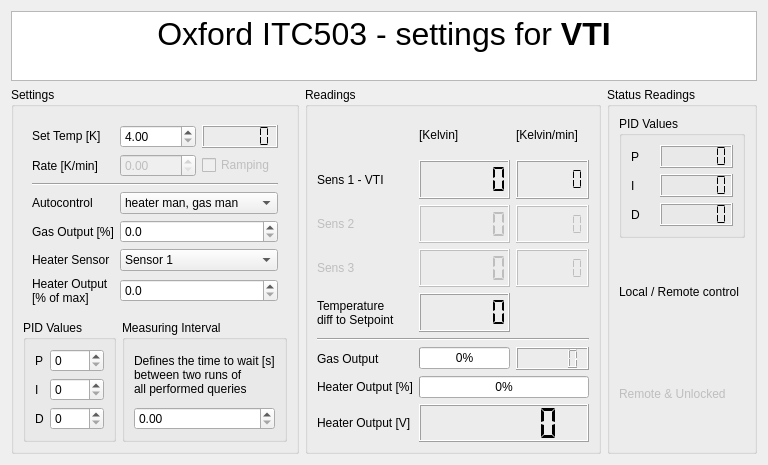
The window that Oxford/ITC_control.ui (Cryostat-GUI/Cryostat-GUI) describes before a commit, drawn with Qt 5.
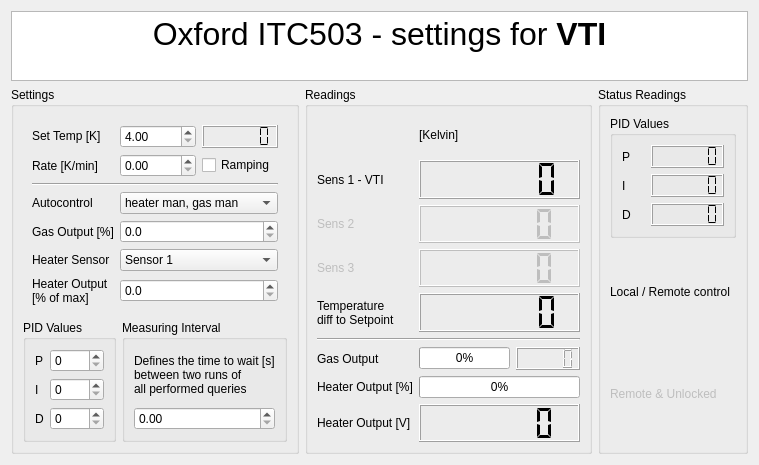
The same window after the commit.

Commit message: removing deprecated GUI elements ITC

What changed in the file:
```diff
--- a/Oxford/ITC_control.ui
+++ b/Oxford/ITC_control.ui
@@ -68,26 +68,6 @@
         </property>
        </widget>
       </item>
-      <item row="4" column="1">
-       <widget class="QLCDNumber" name="lcdTemp_err">
-        <property name="digitCount">
-         <number>6</number>
-        </property>
-        <property name="segmentStyle">
-         <enum>QLCDNumber::Flat</enum>
-        </property>
-       </widget>
-      </item>
-      <item row="1" column="2">
-       <widget class="QLCDNumber" name="lcdTemp_sens1_Kpmin">
-        <property name="digitCount">
-         <number>6</number>
-        </property>
-        <property name="segmentStyle">
-         <enum>QLCDNumber::Flat</enum>
-        </property>
-       </widget>
-      </item>
       <item row="8" column="1" colspan="2">
        <widget class="QLCDNumber" name="lcdHeaterVoltage">
         <property name="digitCount">
@@ -98,46 +78,6 @@
         </property>
        </widget>
       </item>
-      <item row="3" column="2">
-       <widget class="QLCDNumber" name="lcdTemp_sens3_Kpmin">
-        <property name="enabled">
-         <bool>false</bool>
-        </property>
-        <property name="digitCount">
-         <number>6</number>
-        </property>
-        <property name="segmentStyle">
-         <enum>QLCDNumber::Flat</enum>
-        </property>
-       </widget>
-      </item>
-      <item row="2" column="2">
-       <widget class="QLCDNumber" name="lcdTemp_sens2_Kpmin">
-        <property name="enabled">
-         <bool>false</bool>
-        </property>
-        <property name="digitCount">
-         <number>6</number>
-        </property>
-        <property name="segmentStyle">
-         <enum>QLCDNumber::Flat</enum>
-        </property>
-       </widget>
-      </item>
-      <item row="0" column="2">
-       <widget class="QLabel" name="label_20">
-        <property name="text">
-         <string>[Kelvin/min]</string>
-        </property>
-       </widget>
-      </item>
-      <item row="0" column="1">
-       <widget class="QLabel" name="label_21">
-        <property name="text">
-         <string>[Kelvin]</string>
-        </property>
-       </widget>
-      </item>
       <item row="7" column="1" colspan="2">
        <widget class="QProgressBar" name="progressHeaterPercent">
         <property name="value">
@@ -145,19 +85,6 @@
         </property>
        </widget>
       </item>
-      <item row="3" column="1">
-       <widget class="QLCDNumber" name="lcdTemp_sens3_K">
-        <property name="enabled">
-         <bool>false</bool>
-        </property>
-        <property name="digitCount">
-         <number>6</number>
-        </property>
-        <property name="segmentStyle">
-         <enum>QLCDNumber::Flat</enum>
-        </property>
-       </widget>
-      </item>
       <item row="3" column="0">
        <widget class="QLabel" name="label_10">
         <property name="enabled">
@@ -175,25 +102,6 @@
         </property>
        </widget>
       </item>
-      <item row="1" column="1">
-       <widget class="QLCDNumber" name="lcdTemp_sens1_K">
-        <property name="smallDecimalPoint">
-         <bool>false</bool>
-        </property>
-        <property name="digitCount">
-         <number>6</number>
-        </property>
-        <property name="mode">
-         <enum>QLCDNumber::Dec</enum>
-        </property>
-        <property name="segmentStyle">
-         <enum>QLCDNumber::Flat</enum>
-        </property>
-        <property name="value" stdset="0">
-         <double>0.000000000000000</double>
-        </property>
-       </widget>
-      </item>
       <item row="5" column="0" colspan="3">
        <widget class="Line" name="line">
         <property name="orientation">
@@ -201,25 +109,6 @@
         </property>
        </widget>
       </item>
-      <item row="2" column="1">
-       <widget class="QLCDNumber" name="lcdTemp_sens2_K">
-        <property name="enabled">
-         <bool>false</bool>
-        </property>
-        <property name="smallDecimalPoint">
-         <bool>false</bool>
-        </property>
-        <property name="digitCount">
-         <number>6</number>
-        </property>
-        <property name="segmentStyle">
-         <enum>QLCDNumber::Flat</enum>
-        </property>
-        <property name="value" stdset="0">
-         <double>0.000000000000000</double>
-        </property>
-       </widget>
-      </item>
       <item row="6" column="1">
        <widget class="QProgressBar" name="progressNeedleValve">
         <property name="enabled">
@@ -233,6 +122,74 @@
       <item row="6" column="2">
        <widget class="QLCDNumber" name="lcdNeedleValve_percent"/>
       </item>
+      <item row="4" column="1" colspan="2">
+       <widget class="QLCDNumber" name="lcdTemp_err">
+        <property name="digitCount">
+         <number>6</number>
+        </property>
+        <property name="segmentStyle">
+         <enum>QLCDNumber::Flat</enum>
+        </property>
+       </widget>
+      </item>
+      <item row="3" column="1" colspan="2">
+       <widget class="QLCDNumber" name="lcdTemp_sens3_K">
+        <property name="enabled">
+         <bool>false</bool>
+        </property>
+        <property name="digitCount">
+         <number>6</number>
+        </property>
+        <property name="segmentStyle">
+         <enum>QLCDNumber::Flat</enum>
+        </property>
+       </widget>
+      </item>
+      <item row="2" column="1" colspan="2">
+       <widget class="QLCDNumber" name="lcdTemp_sens2_K">
+        <property name="enabled">
+         <bool>false</bool>
+        </property>
+        <property name="smallDecimalPoint">
+         <bool>false</bool>
+        </property>
+        <property name="digitCount">
+         <number>6</number>
+        </property>
+        <property name="segmentStyle">
+         <enum>QLCDNumber::Flat</enum>
+        </property>
+        <property name="value" stdset="0">
+         <double>0.000000000000000</double>
+        </property>
+       </widget>
+      </item>
+      <item row="1" column="1" colspan="2">
+       <widget class="QLCDNumber" name="lcdTemp_sens1_K">
+        <property name="smallDecimalPoint">
+         <bool>false</bool>
+        </property>
+        <property name="digitCount">
+         <number>6</number>
+        </property>
+        <property name="mode">
+         <enum>QLCDNumber::Dec</enum>
+        </property>
+        <property name="segmentStyle">
+         <enum>QLCDNumber::Flat</enum>
+        </property>
+        <property name="value" stdset="0">
+         <double>0.000000000000000</double>
+        </property>
+       </widget>
+      </item>
+      <item row="0" column="1" colspan="2">
+       <widget class="QLabel" name="label_21">
+        <property name="text">
+         <string>[Kelvin]</string>
+        </property>
+       </widget>
+      </item>
      </layout>
     </widget>
    </item>
@@ -350,7 +307,7 @@
          <item row="1" column="1">
           <widget class="QDoubleSpinBox" name="dspinSetRamp">
            <property name="enabled">
-            <bool>false</bool>
+            <bool>true</bool>
            </property>
           </widget>
          </item>
@@ -485,6 +442,9 @@
          <item row="1" column="2">
           <widget class="QCheckBox" name="checkSweep">
            <property name="enabled">
+            <bool>true</bool>
+           </property>
+           <property name="mouseTracking">
             <bool>false</bool>
            </property>
            <property name="text">
```
